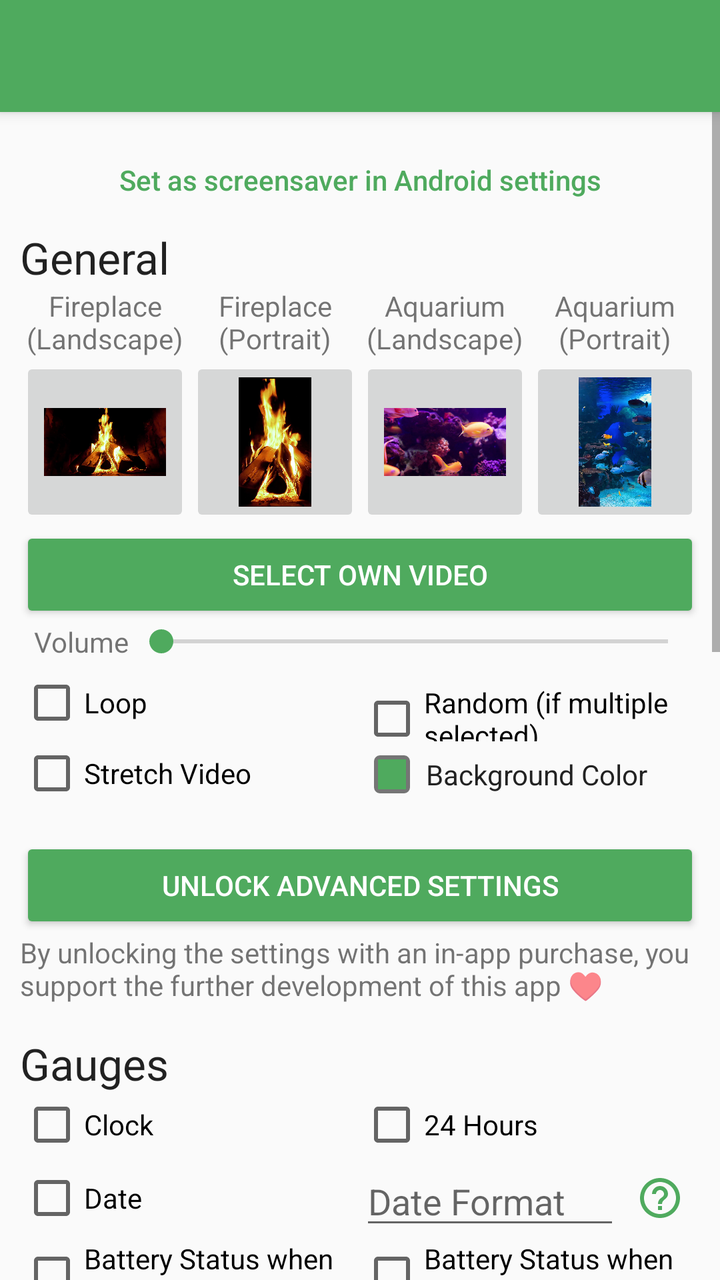
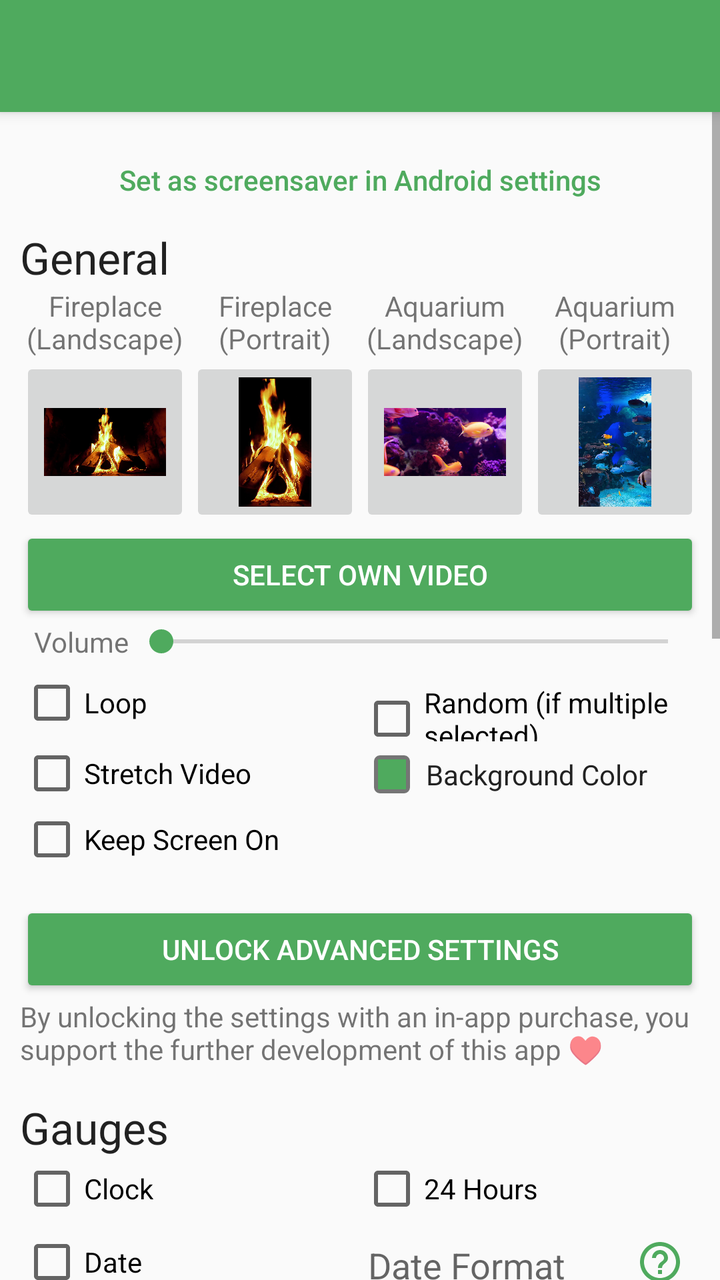

Two renders of the same Android screen: before a commit and after it. Below are the layout's source before the change and the commit's diff.
<!-- AndroidManifest.xml: application theme Theme.VideoScreensaver -->
<!-- res/layout/activity_settings.xml -->
<?xml version="1.0" encoding="utf-8"?>
<androidx.coordinatorlayout.widget.CoordinatorLayout
    android:id="@+id/settingsMainView"
    xmlns:android="http://schemas.android.com/apk/res/android"
    xmlns:app="http://schemas.android.com/apk/res-auto"
    xmlns:tools="http://schemas.android.com/tools"
    android:layout_width="match_parent"
    android:layout_height="match_parent"
    tools:context=".BaseSettingsActivity">

    <com.google.android.material.appbar.AppBarLayout
        android:layout_width="match_parent"
        android:layout_height="wrap_content"
        android:fitsSystemWindows="true">

        <androidx.appcompat.widget.Toolbar
            android:id="@+id/toolbar"
            android:layout_width="match_parent"
            android:layout_height="?attr/actionBarSize"
            android:theme="@style/ThemeOverlay.AppCompat.Dark.ActionBar" />

    </com.google.android.material.appbar.AppBarLayout>

    <ScrollView
        android:layout_width="match_parent"
        android:layout_height="match_parent"
        app:layout_behavior="@string/appbar_scrolling_view_behavior">

        <LinearLayout
            style="@style/width_match_parent_max_200"
            android:layout_height="wrap_content"
            android:layout_margin="10dp"
            android:orientation="vertical"
            android:layout_gravity="center_horizontal">

            <TextView
                android:id="@+id/textViewFireTvNotes"
                android:layout_width="match_parent"
                android:layout_height="wrap_content"
                android:visibility="gone"
                android:layout_marginBottom="4dp"
                android:text="@string/fire_tv_notes" />

            <TextView
                android:id="@+id/textViewHighContrastNotes"
                android:layout_width="match_parent"
                android:layout_height="wrap_content"
                android:visibility="gone"
                android:layout_marginBottom="4dp"
                android:text="@string/high_contrast_text_notes" />

            <Button
                android:id="@+id/buttonDreamSettings"
                style="@style/Widget.AppCompat.Button.Borderless.Colored"
                android:layout_width="match_parent"
                android:layout_height="wrap_content"
                android:onClick="onClickDreamSettings"
                android:textAllCaps="false"
                android:text="@string/set_as_screensaver_in_android_settings" />

            <TextView
                android:layout_width="match_parent"
                android:layout_height="wrap_content"
                android:text="@string/general"
                android:textAppearance="@style/TextAppearance.AppCompat.Large" />
            <LinearLayout
                android:layout_width="match_parent"
                android:layout_height="120dp">
                <LinearLayout
                    android:layout_width="0dp"
                    android:layout_height="wrap_content"
                    android:layout_weight="1"
                    android:orientation="vertical">
                    <TextView
                        android:layout_width="match_parent"
                        android:layout_height="wrap_content"
                        android:textAlignment="center"
                        android:text="@string/fireplace_landscape" />
                    <ImageButton
                        android:id="@+id/buttonDownloadFireplaceLandscape"
                        android:layout_width="match_parent"
                        android:layout_height="match_parent"
                        android:scaleType="fitCenter"
                        android:contentDescription="@string/fireplace_landscape"
                        android:src="@drawable/fire_landscape" />
                </LinearLayout>
                <LinearLayout
                    android:layout_width="0dp"
                    android:layout_height="wrap_content"
                    android:layout_weight="1"
                    android:orientation="vertical">
                    <TextView
                        android:layout_width="match_parent"
                        android:layout_height="wrap_content"
                        android:textAlignment="center"
                        android:text="@string/fireplace_portrait" />
                    <ImageButton
                        android:id="@+id/buttonDownloadFireplacePortrait"
                        android:layout_width="match_parent"
                        android:layout_height="match_parent"
                        android:scaleType="fitCenter"
                        android:contentDescription="@string/fireplace_portrait"
                        android:src="@drawable/fire_portrait" />
                </LinearLayout>
                <LinearLayout
                    android:layout_width="0dp"
                    android:layout_height="wrap_content"
                    android:layout_weight="1"
                    android:orientation="vertical">
                    <TextView
                        android:layout_width="match_parent"
                        android:layout_height="wrap_content"
                        android:textAlignment="center"
                        android:text="@string/aquarium_landscape" />
                    <ImageButton
                        android:id="@+id/buttonDownloadAquariumLandscape"
                        android:layout_width="match_parent"
                        android:layout_height="match_parent"
                        android:scaleType="fitCenter"
                        android:contentDescription="@string/aquarium_landscape"
                        android:src="@drawable/aquarium_landscape" />
                </LinearLayout>
                <LinearLayout
                    android:layout_width="0dp"
                    android:layout_height="wrap_content"
                    android:layout_weight="1"
                    android:orientation="vertical">
                    <TextView
                        android:layout_width="match_parent"
                        android:layout_height="wrap_content"
                        android:textAlignment="center"
                        android:text="@string/aquarium_portrait" />
                    <ImageButton
                        android:id="@+id/buttonDownloadAquariumPortrait"
                        android:layout_width="match_parent"
                        android:layout_height="match_parent"
                        android:scaleType="fitCenter"
                        android:contentDescription="@string/aquarium_portrait"
                        android:src="@drawable/aquarium_portrait" />
                </LinearLayout>
            </LinearLayout>
            <Button
                android:id="@+id/buttonSelectVideo"
                style="@style/Widget.AppCompat.Button.Colored"
                android:layout_width="match_parent"
                android:layout_height="wrap_content"
                android:onClick="onClickSelectVideo"
                android:text="@string/select_own_video" />

            <LinearLayout
                android:layout_width="match_parent"
                android:layout_height="wrap_content">
                <TextView
                    android:layout_width="wrap_content"
                    android:layout_height="wrap_content"
                    android:layout_marginStart="7dp"
                    android:text="@string/volume" />
                <SeekBar
                    android:id="@+id/seekBarVolume"
                    android:layout_gravity="center"
                    android:max="100"
                    android:layout_width="match_parent"
                    android:layout_height="wrap_content" />
            </LinearLayout>

            <Space
                android:layout_width="match_parent"
                android:layout_height="5dp" />

            <LinearLayout
                android:layout_width="match_parent"
                android:layout_height="wrap_content">
                <CheckBox
                    android:id="@+id/checkBoxLoop"
                    android:layout_width="0dp"
                    android:layout_height="wrap_content"
                    android:layout_weight="1"
                    android:text="@string/loop" />
                <CheckBox
                    android:id="@+id/checkBoxRandom"
                    android:layout_width="0dp"
                    android:layout_height="wrap_content"
                    android:layout_weight="1"
                    android:text="@string/random" />
            </LinearLayout>

        <LinearLayout
            android:layout_width="match_parent"
            android:layout_height="wrap_content">
            <CheckBox
                android:id="@+id/checkBoxStretch"
                android:layout_width="0dp"
                android:layout_height="wrap_content"
                android:layout_weight="1"
                android:text="@string/stretch_video" />
            <LinearLayout
                android:id="@+id/viewColorChangerBackground"
                android:layout_width="0dp"
                android:layout_height="wrap_content"
                android:layout_weight="1"
                android:orientation="horizontal"
                android:padding="@dimen/padding_setting"
                android:focusable="true"
                android:clickable="true"
                android:background="?attr/selectableItemBackground">
                <FrameLayout
                    android:layout_width="@dimen/width_color_preview"
                    android:layout_height="match_parent"
                    android:padding="@dimen/color_preview_border"
                    android:background="@drawable/border">
                    <View
                        android:id="@+id/viewColorPreviewBackground"
                        android:layout_width="match_parent"
                        android:layout_height="match_parent"
                        android:background="@color/primary" />
                </FrameLayout>
                <Space
                    android:layout_width="@dimen/space_color_preview"
                    android:layout_height="match_parent" />
                <TextView
                    android:layout_width="0dp"
                    android:layout_height="wrap_content"
                    android:layout_weight="1"
                    android:textColor="@color/checkbox_text_color"
                    android:duplicateParentState="true"
                    android:hyphenationFrequency="normal"
                    android:text="@string/background_color" />
            </LinearLayout>
        </LinearLayout>

            <Space
                android:layout_width="match_parent"
                android:layout_height="15dp" />

            <LinearLayout
                android:id="@+id/linearLayoutInAppPurchase"
                android:layout_width="match_parent"
                android:layout_height="wrap_content"
                android:orientation="vertical">
                <Button
                    android:id="@+id/buttonUnlockSettings"
                    style="@style/Widget.AppCompat.Button.Colored"
                    android:enabled="true"
                    android:layout_width="match_parent"
                    android:layout_height="wrap_content"
                    android:onClick="doBuyUnlockSettings"
                    android:text="@string/unlock_settings" />
                <TextView
                    android:layout_width="match_parent"
                    android:layout_height="wrap_content"
                    android:text="@string/purchase_support_note" />
                <Space
                    android:layout_width="match_parent"
                    android:layout_height="15dp" />
            </LinearLayout>

            <TextView
                android:layout_width="match_parent"
                android:layout_height="wrap_content"
                android:text="@string/gauges"
                android:textAppearance="@style/TextAppearance.AppCompat.Large" />

            <LinearLayout
                android:orientation="horizontal"
                android:layout_width="match_parent"
                android:layout_height="wrap_content">
                <CheckBox
                    android:id="@+id/checkBoxClock"
                    android:layout_width="0dp"
                    android:layout_height="wrap_content"
                    android:layout_weight="1"
                    android:text="@string/clock" />
                <CheckBox
                    android:id="@+id/checkBoxHrs24"
                    android:layout_width="0dp"
                    android:layout_height="wrap_content"
                    android:layout_weight="1"
                    android:text="@string/hrs24" />
            </LinearLayout>

            <LinearLayout
                android:orientation="horizontal"
                android:layout_width="match_parent"
                android:layout_height="wrap_content">
                <CheckBox
                    android:id="@+id/checkBoxDate"
                    android:layout_width="0dp"
                    android:layout_height="wrap_content"
                    android:layout_weight="1"
                    android:layout_gravity="center"
                    android:text="@string/date" />
                <LinearLayout
                    android:layout_width="0dp"
                    android:layout_height="wrap_content"
                    android:layout_weight="1">
                    <EditText
                        android:id="@+id/editTextDateFormat"
                        android:layout_width="0dp"
                        android:layout_height="wrap_content"
                        android:layout_weight="1"
                        android:hint="@string/date_format" />
                    <ImageButton
                        android:layout_width="40dp"
                        android:layout_height="match_parent"
                        style="@style/Widget.AppCompat.Button.Borderless.Colored"
                        app:tint="@color/primary"
                        app:srcCompat="@drawable/outline_help_outline_24"
                        android:onClick="onClickDateFormatHelp" />
                </LinearLayout>
            </LinearLayout>

            <LinearLayout
                android:orientation="horizontal"
                android:layout_width="match_parent"
                android:layout_height="wrap_content">
                <CheckBox
                    android:id="@+id/checkBoxShowBatteryInfo"
                    android:layout_width="0dp"
                    android:layout_height="wrap_content"
                    android:layout_weight="1"
                    android:text="@string/show_battery_status_when_power_supply_is_not_plugged_in" />
                <CheckBox
                    android:id="@+id/checkBoxShowBatteryInfoWhenCharging"
                    android:layout_width="0dp"
                    android:layout_height="wrap_content"
                    android:layout_weight="1"
                    android:text="@string/show_battery_status_when_power_supply_is_plugged_in" />
            </LinearLayout>
            <LinearLayout
                android:orientation="horizontal"
                android:layout_width="match_parent"
                android:layout_height="wrap_content">
                <CheckBox
                    android:id="@+id/checkBoxShowAlarms"
                    android:layout_width="0dp"
                    android:layout_height="wrap_content"
                    android:layout_weight="1"
                    android:text="@string/show_alarms" />
                <LinearLayout
                    android:id="@+id/viewColorChangerClock"
                    android:layout_width="0dp"
                    android:layout_height="wrap_content"
                    android:layout_weight="1"
                    android:orientation="horizontal"
                    android:padding="@dimen/padding_setting"
                    android:focusable="true"
                    android:clickable="true"
                    android:background="?attr/selectableItemBackground">
                    <FrameLayout
                        android:layout_width="@dimen/width_color_preview"
                        android:layout_height="match_parent"
                        android:padding="@dimen/color_preview_border"
                        android:background="@drawable/border">
                        <View
                            android:id="@+id/viewColorPreviewClock"
                            android:layout_width="match_parent"
                            android:layout_height="match_parent"
                            android:background="@color/primary" />
                    </FrameLayout>
                    <Space
                        android:layout_width="@dimen/space_color_preview"
                        android:layout_height="match_parent" />
                    <TextView
                        android:layout_width="0dp"
                        android:layout_height="wrap_content"
                        android:layout_weight="1"
                        android:textColor="@color/checkbox_text_color"
                        android:duplicateParentState="true"
                        android:hyphenationFrequency="normal"
                        android:text="@string/text_color" />
                </LinearLayout>
            </LinearLayout>

            <RadioGroup
                android:orientation="horizontal"
                android:layout_width="match_parent"
                android:layout_height="wrap_content">
                <RadioButton
                    android:id="@+id/radioButtonTop"
                    android:layout_width="0dp"
                    android:layout_height="wrap_content"
                    android:layout_weight="1"
                    android:text="@string/top" />
                <RadioButton
                    android:id="@+id/radioButtonCenterY"
                    android:layout_width="0dp"
                    android:layout_height="wrap_content"
                    android:layout_weight="1"
                    android:text="@string/center" />
                <RadioButton
                    android:id="@+id/radioButtonBottom"
                    android:layout_width="0dp"
                    android:layout_height="wrap_content"
                    android:layout_weight="1"
                    android:text="@string/bottom" />
            </RadioGroup>
            <RadioGroup
                android:orientation="horizontal"
                android:layout_width="match_parent"
                android:layout_height="wrap_content">
                <RadioButton
                    android:id="@+id/radioButtonLeft"
                    android:layout_width="0dp"
                    android:layout_height="wrap_content"
                    android:layout_weight="1"
                    android:text="@string/left" />
                <RadioButton
                    android:id="@+id/radioButtonCenterX"
                    android:layout_width="0dp"
                    android:layout_height="wrap_content"
                    android:layout_weight="1"
                    android:text="@string/center" />
                <RadioButton
                    android:id="@+id/radioButtonRight"
                    android:layout_width="0dp"
                    android:layout_height="wrap_content"
                    android:layout_weight="1"
                    android:text="@string/right" />
            </RadioGroup>

            <Space
                android:layout_width="match_parent"
                android:layout_height="5dp" />

            <TextView
                android:layout_width="match_parent"
                android:layout_height="wrap_content"
                android:padding="@dimen/padding_setting"
                android:text="@string/dseg_font_note"
                android:textSize="11sp" />

            <Space
                android:layout_width="match_parent"
                android:layout_height="15dp" />

            <TextView
                android:layout_width="match_parent"
                android:layout_height="wrap_content"
                android:text="@string/more_apps"
                android:textAppearance="@style/TextAppearance.AppCompat.Headline" />
            <LinearLayout
                android:layout_width="match_parent"
                android:layout_height="wrap_content"
                android:orientation="horizontal">
                <ImageView
                    android:layout_width="50dp"
                    android:layout_height="50dp"
                    android:layout_gravity="center_vertical"
                    android:src="@drawable/logo_fsclock" />
                <Button
                    style="@style/Widget.AppCompat.Button.Borderless.Colored"
                    android:layout_width="wrap_content"
                    android:layout_height="wrap_content"
                    android:layout_gravity="center_vertical"
                    android:onClick="onClickFsClock"
                    android:text="@string/clock_screensaver_for_android"
                    android:textAllCaps="false" />
            </LinearLayout>
            <LinearLayout
                android:layout_width="match_parent"
                android:layout_height="wrap_content"
                android:orientation="horizontal">
                <ImageView
                    android:layout_width="50dp"
                    android:layout_height="50dp"
                    android:layout_gravity="center_vertical"
                    android:src="@drawable/logo_customerdb" />
                <Button
                    style="@style/Widget.AppCompat.Button.Borderless.Colored"
                    android:layout_width="wrap_content"
                    android:layout_height="wrap_content"
                    android:layout_gravity="center_vertical"
                    android:onClick="onClickCustomerDatabaseApp"
                    android:text="@string/customer_database_for_android"
                    android:textAllCaps="false" />
            </LinearLayout>
            <LinearLayout
                android:layout_width="match_parent"
                android:layout_height="wrap_content"
                android:orientation="horizontal">
                <ImageView
                    android:layout_width="50dp"
                    android:layout_height="50dp"
                    android:layout_gravity="center_vertical"
                    android:src="@drawable/logo_remotepointer" />
                <Button
                    style="@style/Widget.AppCompat.Button.Borderless.Colored"
                    android:layout_width="wrap_content"
                    android:layout_height="wrap_content"
                    android:layout_gravity="center_vertical"
                    android:onClick="onClickRemotePointerApp"
                    android:text="@string/remote_pointer_for_android"
                    android:textAllCaps="false" />
            </LinearLayout>
            <LinearLayout
                android:layout_width="match_parent"
                android:layout_height="wrap_content"
                android:orientation="horizontal">
                <ImageView
                    android:layout_width="50dp"
                    android:layout_height="50dp"
                    android:layout_gravity="center_vertical"
                    android:src="@drawable/logo_ballbreak" />
                <Button
                    style="@style/Widget.AppCompat.Button.Borderless.Colored"
                    android:layout_width="wrap_content"
                    android:layout_height="wrap_content"
                    android:layout_gravity="center_vertical"
                    android:onClick="onClickBallBreakApp"
                    android:text="@string/ballbreak_for_android"
                    android:textAllCaps="false" />
            </LinearLayout>
            <LinearLayout
                android:layout_width="match_parent"
                android:layout_height="wrap_content"
                android:orientation="horizontal">
                <ImageView
                    android:layout_width="50dp"
                    android:layout_height="50dp"
                    android:layout_gravity="center_vertical"
                    android:src="@drawable/logo_oco" />
                <Button
                    style="@style/Widget.AppCompat.Button.Borderless.Colored"
                    android:layout_width="wrap_content"
                    android:layout_height="wrap_content"
                    android:layout_gravity="center_vertical"
                    android:onClick="onClickOco"
                    android:text="@string/open_computer_orchestration"
                    android:textAllCaps="false" />
            </LinearLayout>

            <Space
                android:layout_width="match_parent"
                android:layout_height="15dp" />

            <TextView
                android:layout_width="wrap_content"
                android:layout_height="wrap_content"
                android:text="@string/open_source"
                android:textAppearance="@style/TextAppearance.AppCompat.Headline" />
            <TextView
                android:layout_width="wrap_content"
                android:layout_height="wrap_content"
                android:text="@string/open_source_text"
                android:textAppearance="@style/TextAppearance.AppCompat.Body1" />
            <Button
                style="@style/Widget.AppCompat.Button.Borderless.Colored"
                android:layout_width="match_parent"
                android:layout_height="wrap_content"
                android:onClick="onClickGithub"
                android:textAllCaps="false"
                android:text="@string/project_website" />

            <TextView
                android:id="@+id/textViewBuildInfo"
                android:layout_width="match_parent"
                android:layout_height="match_parent"
                android:textAlignment="center"
                android:textAllCaps="true"
                android:textSize="11sp"
                android:alpha="0.5"
                android:text="" />

            <Space
                android:layout_width="match_parent"
                android:layout_height="15dp" />

        </LinearLayout>
    </ScrollView>

</androidx.coordinatorlayout.widget.CoordinatorLayout>
<!-- resources referenced by this layout -->
<resources>
  <color name="primary">#4FAA5E</color>
  <dimen name="color_preview_border">2dp</dimen>
  <dimen name="padding_setting">7dp</dimen>
  <dimen name="space_color_preview">8dp</dimen>
  <dimen name="width_color_preview">18dp</dimen>
  <string name="aquarium_landscape">Aquarium (Landscape)</string>
  <string name="aquarium_portrait">Aquarium (Portrait)</string>
  <string name="background_color">Background Color</string>
  <string name="ballbreak_for_android">BallBreak for Android</string>
  <string name="bottom">Bottom</string>
  <string name="center">Center</string>
  <string name="clock">Clock</string>
  <string name="clock_screensaver_for_android">Clock Screensaver for Android</string>
  <string name="customer_database_for_android">Customer Database for Android</string>
  <string name="date">Date</string>
  <string name="date_format">Date Format</string>
  <string name="dseg_font_note" translatable="false">
  DSEG Font Copyright (c) 2017, keshikan (http://www.keshikan.net). Cairo Font Copyright (c) Mohamed Gaber.
  This Font Software is licensed under the SIL Open Font License, Version 1.1 (http://scripts.sil.org/OFL).
  Roboto Font Copyright (c) Christian Robertson. Licensed under the Apache License, Version 2.0.
      </string>
  <string name="fire_tv_notes">Important notice for FireTV devices: Amazon FireOS does not officially allow changing the system screensaver to a 3rd party app, but there is a workaround possible using the developer tools. Details are explained in the Github repo (see below). Without the workaround, the clock can still be started on FireTV devices like a normal app.</string>
  <string name="fireplace_landscape">Fireplace (Landscape)</string>
  <string name="fireplace_portrait">Fireplace (Portrait)</string>
  <string name="gauges">Gauges</string>
  <string name="general">General</string>
  <string name="high_contrast_text_notes">Attention: you have \'High Contrast Text\' enabled in the Android system accessibility settings. This will destroy the digital clock design. Please disable this setting for a proper user experience.</string>
  <string name="hrs24">24 Hours</string>
  <string name="left">Left</string>
  <string name="loop">Loop</string>
  <string name="more_apps">More Apps</string>
  <string name="open_computer_orchestration">Open Computer Orchestration</string>
  <string name="open_source">Fork Me</string>
  <string name="open_source_text">This app is Open Source. If you want to improve the app or its translations, please check out the repository on Github.</string>
  <string name="project_website" translatable="false">https://github.com/schorschii/VideoScreensaver-Android</string>
  <string name="purchase_support_note">By unlocking the settings with an in-app purchase, you support the further development of this app ♥</string>
  <string name="random">Random (if multiple selected)</string>
  <string name="remote_pointer_for_android">RemotePointer for Android</string>
  <string name="right">Right</string>
  <string name="select_own_video">Select own Video</string>
  <string name="set_as_screensaver_in_android_settings">Set as screensaver in Android settings</string>
  <string name="show_alarms">Alarms</string>
  <string name="show_battery_status_when_power_supply_is_not_plugged_in">Battery Status when Discharging</string>
  <string name="show_battery_status_when_power_supply_is_plugged_in">Battery Status when Charging</string>
  <string name="stretch_video">Stretch Video</string>
  <string name="text_color">Text Color</string>
  <string name="top">Top</string>
  <string name="unlock_settings">Unlock Advanced Settings</string>
  <string name="volume">Volume</string>
  <style name="Theme.VideoScreensaver" parent="Base.Theme.VideoScreensaver" />
  <dimen name="color_preview_radius">2dp</dimen>
  <color name="previewBorder">#757575</color>
  <!-- unchanged entries left out for length: 14 -->
</resources>

<!-- the commit's change to res/layout/activity_settings.xml (unified diff, before → after) -->
@@ -227,6 +227,12 @@
                     android:text="@string/background_color" />
             </LinearLayout>
         </LinearLayout>
+
+            <CheckBox
+                android:id="@+id/checkBoxKeepScreenOn"
+                android:layout_width="match_parent"
+                android:layout_height="wrap_content"
+                android:text="@string/keep_screen_on" />
 
             <Space
                 android:layout_width="match_parent"
<!-- resource entries referenced after the edit -->
@@ -28,6 +28,7 @@
   <string name="general">General</string>
   <string name="high_contrast_text_notes">Attention: you have \'High Contrast Text\' enabled in the Android system accessibility settings. This will destroy the digital clock design. Please disable this setting for a proper user experience.</string>
   <string name="hrs24">24 Hours</string>
+  <string name="keep_screen_on">Keep Screen On</string>
   <string name="left">Left</string>
   <string name="loop">Loop</string>
   <string name="more_apps">More Apps</string>
